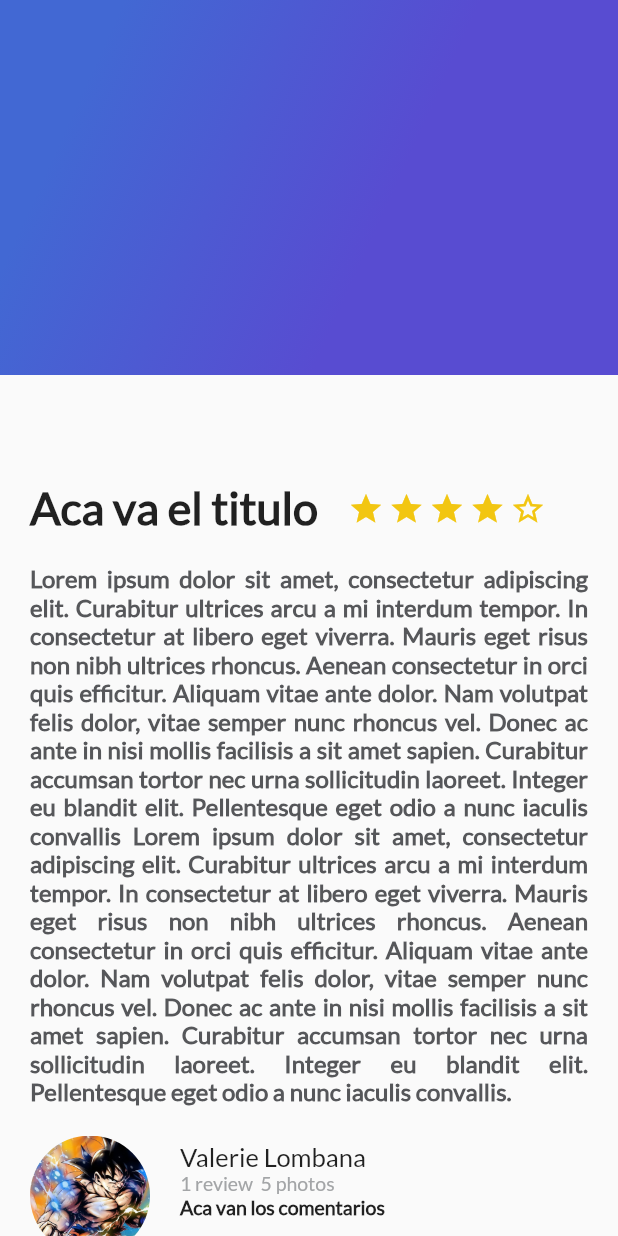
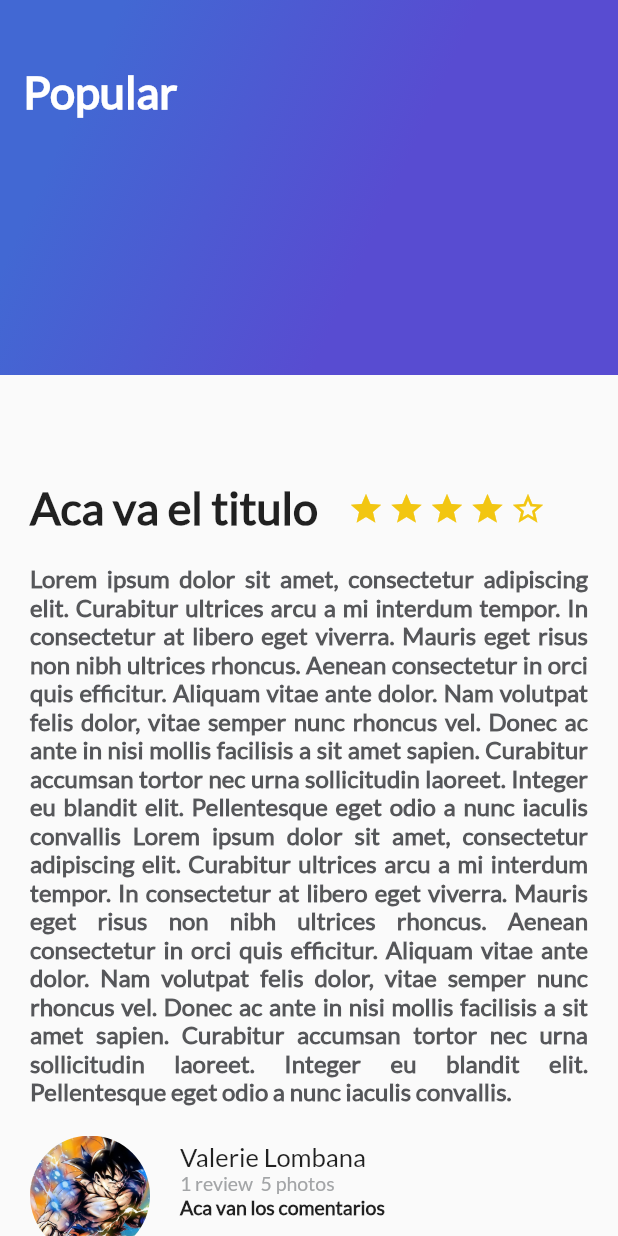
Before and after one commit to jaimelombanag/FlutterPlatzi, a Flutter app: the screen it shows after launch, on a phone screen of 412 x 824 dp. Run offline on Flutter 3.47's test engine with Material 2 defaults, Android fonts, the phone set to English and light mode, and no system bars.

```diff
--- a/proyectoplatzi/lib/gradient_back.dart
+++ b/proyectoplatzi/lib/gradient_back.dart
@@ -1,6 +1,11 @@
 import 'package:flutter/material.dart';
 
 class GradientBack extends StatelessWidget{
+
+  String title = "Popular";
+
+  GradientBack(this.title);
+
   @override
   Widget build(BuildContext context) {
 
@@ -18,6 +23,19 @@ class GradientBack extends StatelessWidget{
           tileMode: TileMode.clamp
         )
       ),
+
+      child: Text(
+        title,
+        style: TextStyle(
+          color: Colors.white,
+          fontSize: 30.0,
+          fontFamily: "Lato",
+          fontWeight: FontWeight.bold
+        ),
+      ),
+
+      alignment: Alignment(-0.9, -0.6),
+
     );
   }
 
--- a/proyectoplatzi/lib/main.dart
+++ b/proyectoplatzi/lib/main.dart
@@ -37,7 +37,7 @@ class MyApp extends StatelessWidget {
                   ReviewList()
                 ],
               ),
-              GradientBack()
+              GradientBack("Popular")
             ],
           )),
     );
```
Also changed, not shown: proyectoplatzi/pubspec.yaml (+8 -2 lines), proyectoplatzi/assets/img/imag1.jpg (added), proyectoplatzi/assets/img/imag2.jpg (added), proyectoplatzi/assets/img/imag3.jpg (added), proyectoplatzi/assets/img/imag4.jpeg (added), proyectoplatzi/assets/img/imag5.png (added), proyectoplatzi/assets/img/imag6.jpg (added), proyectoplatzi/assets/img/imag7.jpeg (added).
